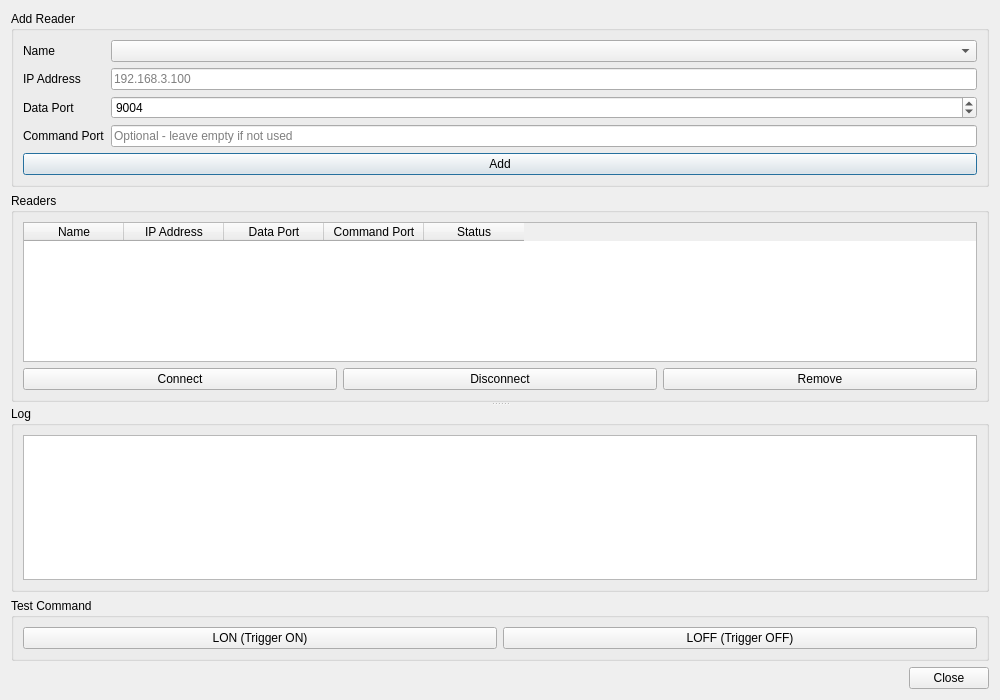
The window that ui/config_window.ui (AHSO-CO-LTD/Samsung-Reader-Local) describes before a commit, drawn with Qt 5.
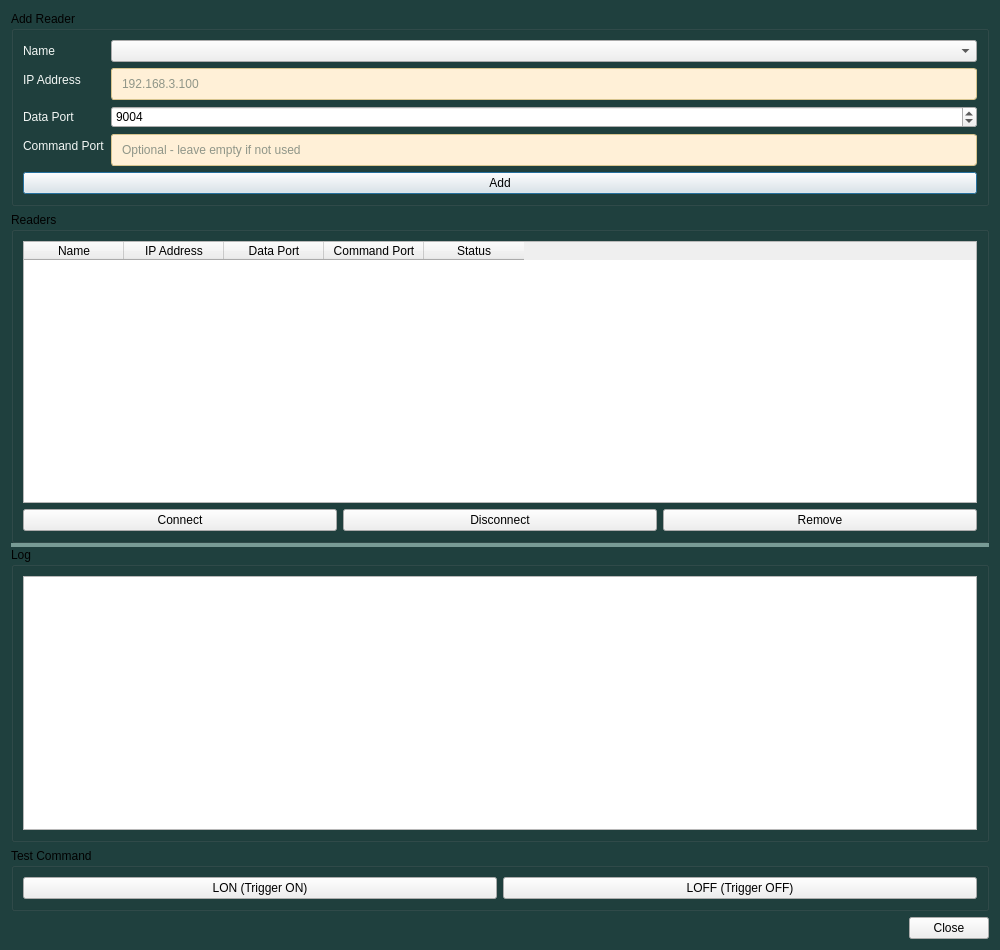
The same window after the commit.

```diff
--- a/ui/config_window.ui
+++ b/ui/config_window.ui
@@ -2,8 +2,51 @@
 <ui version="4.0">
  <class>ConfigWindow</class>
  <widget class="QDialog" name="ConfigWindow">
-  <property name="geometry"><rect><x>0</x><y>0</y><width>1000</width><height>700</height></rect></property>
+  <property name="geometry"><rect><x>0</x><y>0</y><width>1000</width><height>950</height></rect></property>
   <property name="windowTitle"><string>Reader Configuration</string></property>
+  <property name="styleSheet">
+   <string notr="true">/*
+ Dialog này KHÔNG có QGroupBox/QPushButton/QSpinBox/QComboBox/QTableWidget/
+ QTextEdit riêng — các widget đó tự kế thừa đúng theme từ MainWindow (Qt lan
+ truyền stylesheet theo cây cha-con, kể cả cửa sổ con dùng parent=... dù là
+ top-level window riêng). Chỉ cần bổ sung phần MainWindow không có: nền
+ QDialog, màu chữ QLabel, và QLineEdit (main_window.py không dùng QLineEdit
+ nên theme gốc chưa style tới).
+ */
+QDialog {
+    background-color: #1F403E;
+}
+
+QLabel {
+    background-color: transparent;
+    color: #F3F7F5;
+}
+
+QLineEdit {
+    min-height: 24px;
+    background-color: #FFF0D7;
+    color: #203B39;
+    border: 1px solid #D7C48E;
+    border-radius: 3px;
+    padding: 3px 8px;
+    selection-background-color: #2F8F5B;
+    selection-color: #FFFFFF;
+}
+
+QLineEdit:focus {
+    border: 2px solid #76B995;
+}
+
+QLineEdit:disabled {
+    background-color: #8A9C97;
+    color: #5C6E69;
+    border-color: #728C88;
+}
+
+QSplitter::handle {
+    background-color: #789B95;
+}</string>
+  </property>
   <layout class="QVBoxLayout" name="verticalLayoutRoot">
    <item>
     <widget class="QGroupBox" name="groupBoxAddReader">
```
